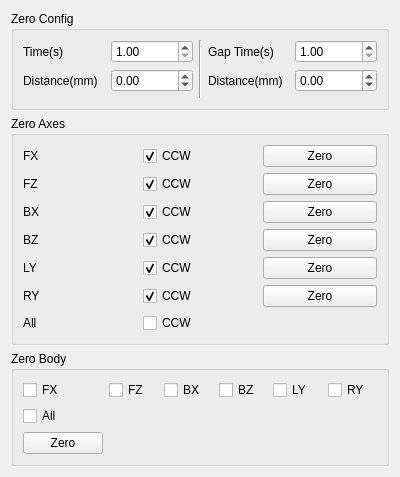
ww4u/megarobostudio, file source/wnd/ui/megatronpref.ui: the form before one commit.
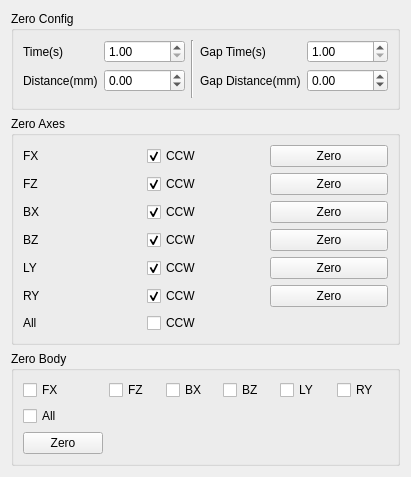
The form after the commit.

Diff of the .ui file:
```diff
--- a/source/wnd/ui/megatronpref.ui
+++ b/source/wnd/ui/megatronpref.ui
@@ -71,7 +71,7 @@
       <item row="1" column="3">
        <widget class="QLabel" name="label_12">
         <property name="text">
-         <string>Distance(mm)</string>
+         <string>Gap Distance(mm)</string>
         </property>
        </widget>
       </item>
```
